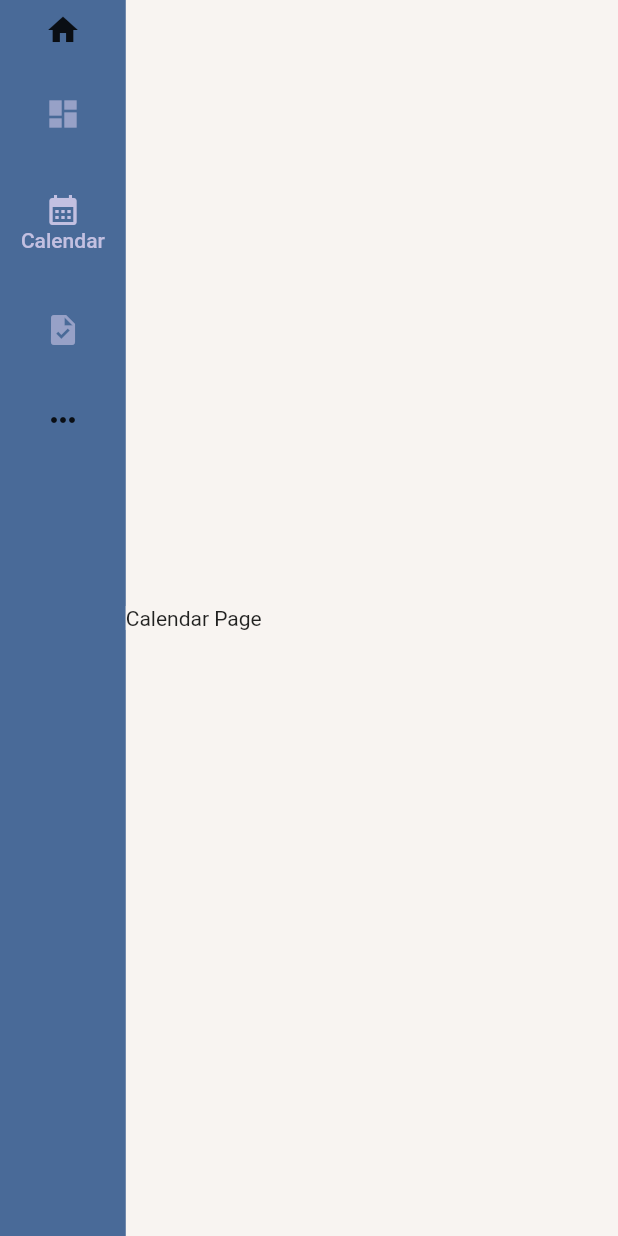
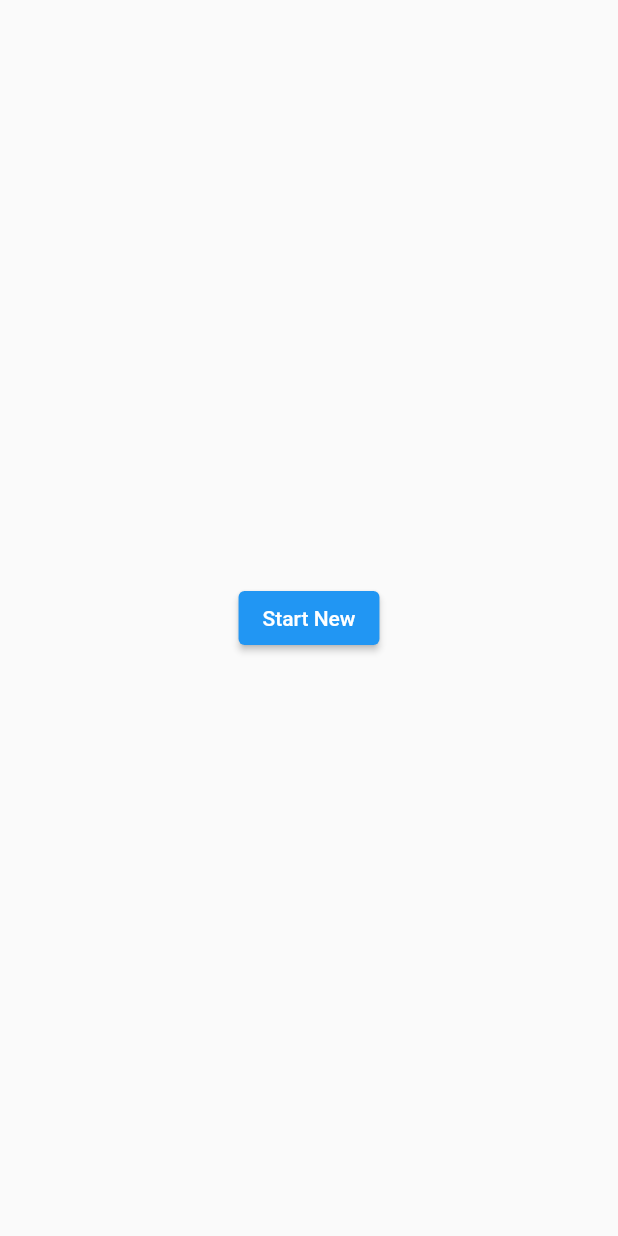
Before and after one commit to WongHanAaron/Tandem, a Flutter app: the screen it shows after launch, on a phone screen of 412 x 824 dp. Run offline on Flutter 3.47's test engine with Material 2 defaults, Android fonts, the phone set to English and light mode, and no system bars; our stand-ins replace bloc, equatable, flutter_bloc, isar; missing offline and left inert: nameof_annotation, spannable_grid; accounts and stored records are empty; generated files the repository leaves out were written again.

Commit message:
First foray into the world of blocs

```diff
--- a/ui/lib/main.dart
+++ b/ui/lib/main.dart
@@ -5,9 +5,10 @@ import 'package:tandem/pages/dashboard/dashboard_page.dart';
 import 'package:tandem/pages/settings/settings_page.dart';
 import 'package:tandem/pages/task/kanban_page.dart';
 import 'package:tandem/services/theming/default_theme_data.dart';
+import 'package:tandem/tandem_app.dart';
 
 void main() {
-  runApp(MyApp());
+  runApp(TandemApp());
 }
 
 class MyApp extends StatelessWidget {
--- /dev/null
+++ b/ui/lib/pages/start_journey/bloc/start_journey_bloc.dart
@@ -0,0 +1,11 @@
+import 'package:bloc/bloc.dart';
+import 'package:tandem/pages/start_journey/bloc/start_journey_event.dart';
+import 'package:tandem/pages/start_journey/bloc/start_journey_state.dart';
+
+class StartJourneyBloc extends Bloc<StartJourneyEvent, StartJourneyState> {
+  StartJourneyBloc() : super(StartJourneyState()) {
+    on<StartJourneyEvent>((event, emit) {
+      print("Start clicked");
+    });
+  }
+}
--- /dev/null
+++ b/ui/lib/pages/start_journey/bloc/start_journey_event.dart
@@ -0,0 +1 @@
+class StartJourneyEvent {}
--- /dev/null
+++ b/ui/lib/pages/start_journey/bloc/start_journey_state.dart
@@ -0,0 +1,6 @@
+import 'package:equatable/equatable.dart';
+
+class StartJourneyState extends Equatable {
+  @override
+  List<Object?> get props => [];
+}
--- /dev/null
+++ b/ui/lib/pages/start_journey/start_journey_page.dart
@@ -0,0 +1,24 @@
+import 'package:flutter/material.dart';
+import 'package:flutter_bloc/flutter_bloc.dart';
+import 'package:tandem/pages/start_journey/bloc/start_journey_bloc.dart';
+import 'package:tandem/pages/start_journey/bloc/start_journey_event.dart';
+import 'package:tandem/pages/start_journey/bloc/start_journey_state.dart';
+
+class StartJourneyPage extends StatelessWidget {
+  @override
+  Widget build(BuildContext context) {
+    return Scaffold(
+      body: BlocBuilder<StartJourneyBloc, StartJourneyState>(
+        builder: (context, state) {
+          return Center(
+              child: ElevatedButton(
+            child: const Text("Start New"),
+            onPressed: () {
+              context.read<StartJourneyBloc>().add(StartJourneyEvent());
+            },
+          ));
+        },
+      ),
+    );
+  }
+}
--- /dev/null
+++ b/ui/lib/tandem_app.dart
@@ -0,0 +1,21 @@
+import 'package:flutter/material.dart';
+import 'package:flutter_bloc/flutter_bloc.dart';
+import 'package:tandem/pages/start_journey/bloc/start_journey_bloc.dart';
+import 'package:tandem/pages/start_journey/start_journey_page.dart';
+import 'package:tandem/services/theming/default_theme_data.dart';
+
+class TandemApp extends StatelessWidget {
+  @override
+  Widget build(BuildContext context) {
+    return BlocProvider(
+        create: (context) => StartJourneyBloc(),
+        child: MaterialApp(home: StartJourneyPage()));
+    // return MaterialApp(
+    //     title: "Tandem",
+    //     theme: DefaultThemeData.create(),
+    //     home: BlocProvider(
+    //       create: (context) => StartJourneyBloc(),
+    //       child: StartJourneyPage(),
+    //     ));
+  }
+}
--- a/ui/pubspec.yaml
+++ b/ui/pubspec.yaml
@@ -43,6 +43,7 @@ dependencies:
   isar_flutter_libs: ^3.1.0+1
   path_provider: ^2.1.0
   nameof_annotation: ^0.1.1
+  flutter_bloc: ^8.1.3
 
 dev_dependencies:
   flutter_test:
```
Also changed, not shown: ui/pubspec.lock.
